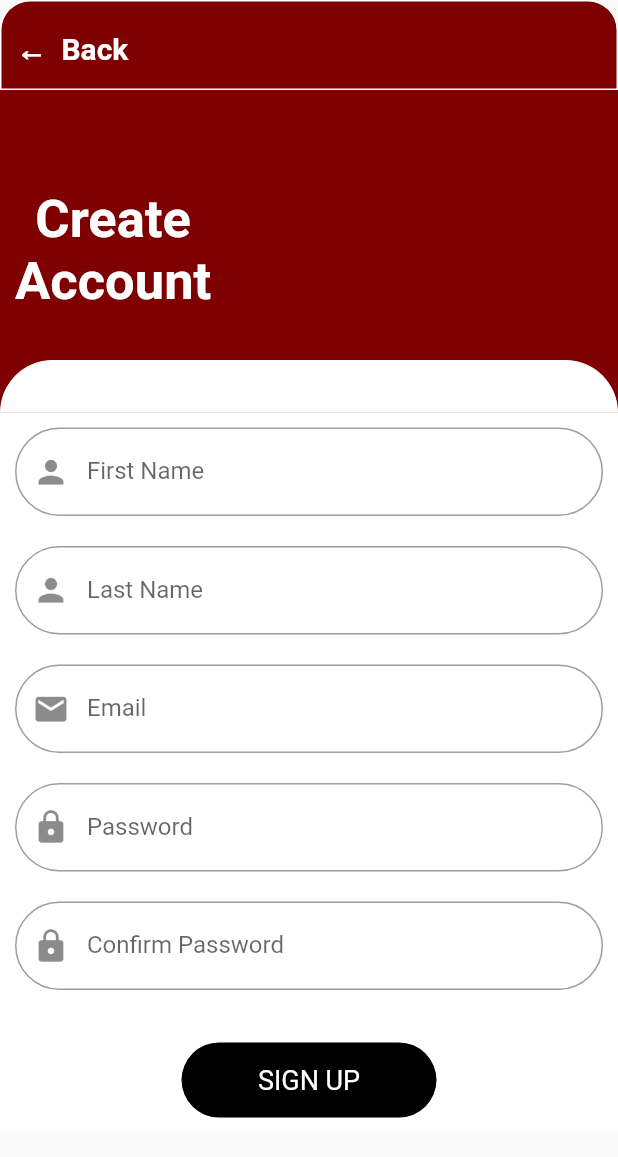
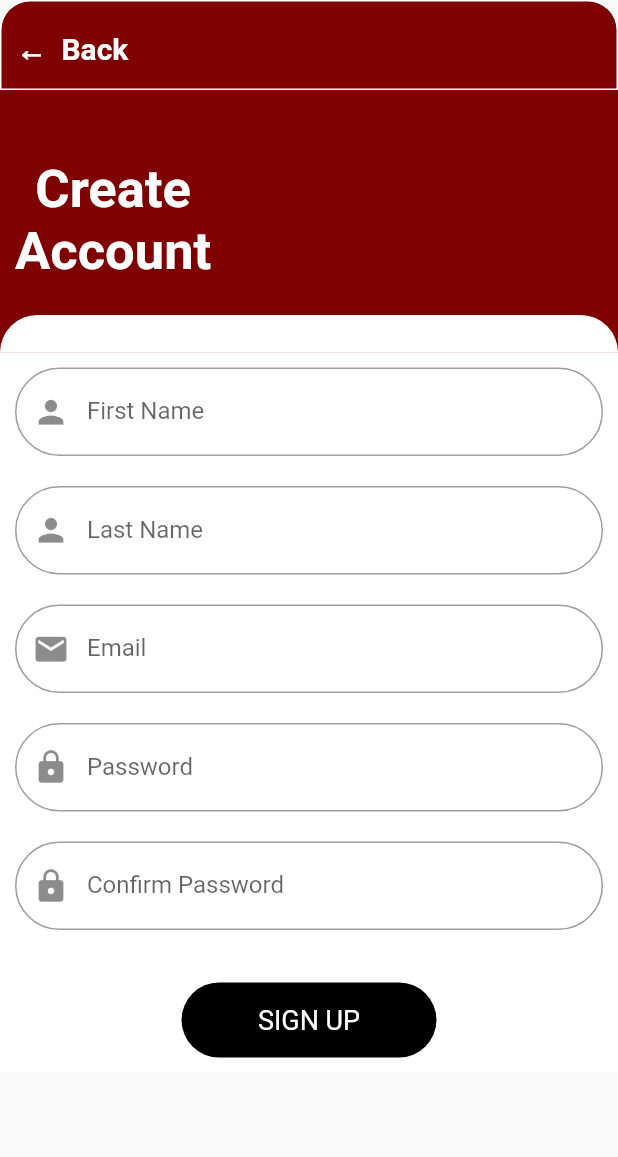
Before and after one commit to jennifersha/sahhar, a Flutter app: the LoginPage screen opened directly, after a tap on "Don’t have account? Sign up now.", on a phone screen of 412 x 824 dp. Shown: the top 1157 px of the screen. Run offline on Flutter 3.47's test engine with Material 2 defaults, Android fonts, the phone set to English and light mode, and no system bars; our stand-ins replace cloud_firestore, firebase_auth, firebase_core, image_picker; accounts and stored records are empty.

Commit message:
size changed

```diff
--- a/sahhar/lib/LoginPage.dart
+++ b/sahhar/lib/LoginPage.dart
@@ -64,7 +64,7 @@ class LoginPageState extends State<LoginPage> {
                 ),
               ),
               Container(
-                height: 180,
+                height: 150,
                 color: Color(0xFF7E0000),
                 child: Align(
                   alignment: Alignment.bottomLeft,
@@ -85,7 +85,7 @@ class LoginPageState extends State<LoginPage> {
                 color: Color(0xFF7E0000),
                 child: Container(
                     width: double.infinity,
-                    height: 35,
+                    height: 25,
                     decoration: BoxDecoration(
                         color: Colors.white,
                         border: Border.all(
--- a/sahhar/lib/SignUp.dart
+++ b/sahhar/lib/SignUp.dart
@@ -63,12 +63,12 @@ class _SignUpState extends State<SignUp> {
               ),
             ),
             Container(
-              height: 180,
+              height: 150,
               color: Color(0xFF7E0000),
               child: Align(
                 alignment: Alignment.bottomLeft,
                 child: Padding(
-                  padding: EdgeInsets.only(top: 66, left: 10),
+                  padding: EdgeInsets.only(top: 46, left: 10),
                   child: Column(
                     children: <Widget>[
                       Text(
@@ -96,7 +96,7 @@ class _SignUpState extends State<SignUp> {
               color: Color(0xFF7E0000),
               child: Container(
                   width: double.infinity,
-                  height: 35,
+                  height: 25,
                   decoration: BoxDecoration(
                       color: Colors.white,
                       border: Border.all(
```
